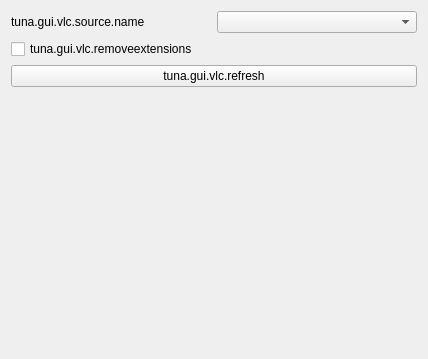
univrsal/tuna, file src/gui/widgets/vlc.ui: the form before one commit.
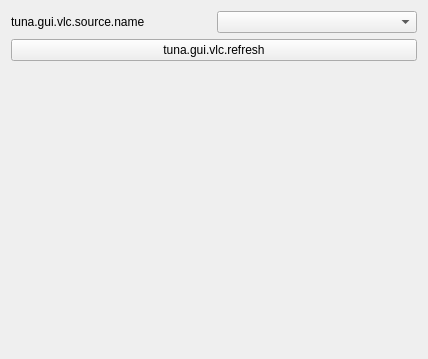
The form after the commit.

The edit to the form file:
```diff
--- a/src/gui/widgets/vlc.ui
+++ b/src/gui/widgets/vlc.ui
@@ -28,13 +28,6 @@
      </item>
     </layout>
    </item>
-   <item>
-    <widget class="QCheckBox" name="cb_rmextensions">
-     <property name="text">
-      <string>tuna.gui.vlc.removeextensions</string>
-     </property>
-    </widget>
-   </item>
    <item>
     <widget class="QPushButton" name="btn_refresh_vlc">
      <property name="sizePolicy">
```
